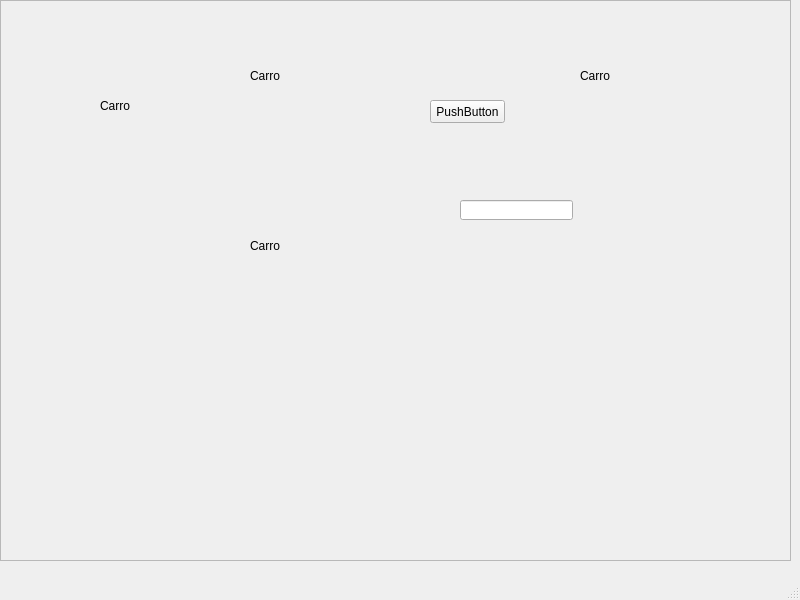
Qt form PrimeraPrograED/mainwindow.ui (TheCsarbeat/Progra_1_ED) before a commit.
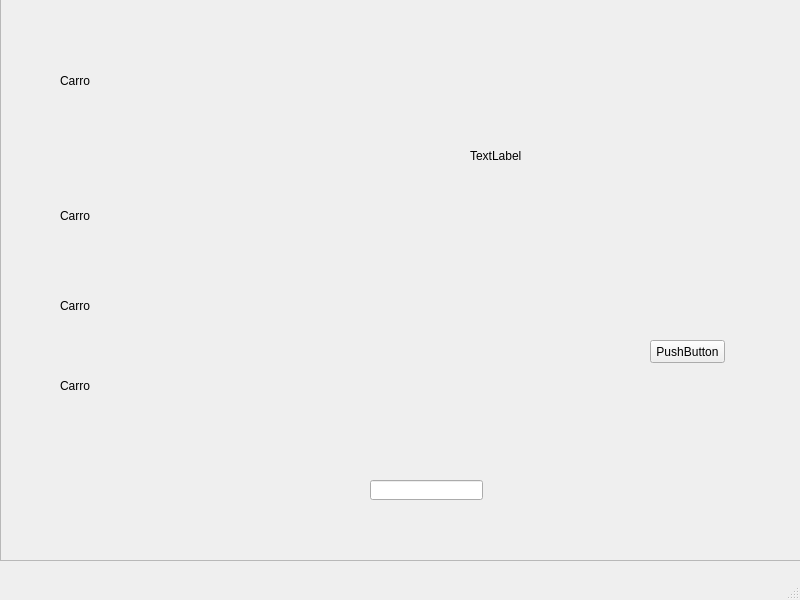
The same form after that commit.

What changed in the file:
```diff
--- a/PrimeraPrograED/mainwindow.ui
+++ b/PrimeraPrograED/mainwindow.ui
@@ -18,9 +18,9 @@
     <property name="geometry">
      <rect>
       <x>0</x>
-      <y>0</y>
-      <width>791</width>
-      <height>561</height>
+      <y>-10</y>
+      <width>801</width>
+      <height>571</height>
      </rect>
     </property>
     <property name="frameShape">
@@ -32,10 +32,10 @@
     <widget class="QLabel" name="lbMezcladora1">
      <property name="geometry">
       <rect>
-       <x>250</x>
-       <y>50</y>
-       <width>71</width>
-       <height>51</height>
+       <x>60</x>
+       <y>180</y>
+       <width>301</width>
+       <height>91</height>
       </rect>
      </property>
      <property name="text">
@@ -45,10 +45,10 @@
     <widget class="QLabel" name="lbCarro">
      <property name="geometry">
       <rect>
-       <x>250</x>
-       <y>220</y>
-       <width>271</width>
-       <height>51</height>
+       <x>60</x>
+       <y>40</y>
+       <width>371</width>
+       <height>101</height>
       </rect>
      </property>
      <property name="text">
@@ -58,10 +58,10 @@
     <widget class="QLabel" name="lbMezcladora3">
      <property name="geometry">
       <rect>
-       <x>580</x>
-       <y>50</y>
-       <width>71</width>
-       <height>51</height>
+       <x>60</x>
+       <y>360</y>
+       <width>421</width>
+       <height>71</height>
       </rect>
      </property>
      <property name="text">
@@ -71,10 +71,10 @@
     <widget class="QLabel" name="lbMezcladora2">
      <property name="geometry">
       <rect>
-       <x>100</x>
-       <y>80</y>
-       <width>71</width>
-       <height>51</height>
+       <x>60</x>
+       <y>280</y>
+       <width>341</width>
+       <height>71</height>
       </rect>
      </property>
      <property name="text">
@@ -84,8 +84,8 @@
     <widget class="QPushButton" name="btnIniciar">
      <property name="geometry">
       <rect>
-       <x>430</x>
-       <y>100</y>
+       <x>650</x>
+       <y>350</y>
        <width>75</width>
        <height>23</height>
       </rect>
@@ -97,13 +97,26 @@
     <widget class="QLineEdit" name="lineEdit">
      <property name="geometry">
       <rect>
-       <x>460</x>
-       <y>200</y>
+       <x>370</x>
+       <y>490</y>
        <width>113</width>
        <height>20</height>
       </rect>
      </property>
     </widget>
+    <widget class="QLabel" name="lbCola">
+     <property name="geometry">
+      <rect>
+       <x>470</x>
+       <y>40</y>
+       <width>311</width>
+       <height>251</height>
+      </rect>
+     </property>
+     <property name="text">
+      <string>TextLabel</string>
+     </property>
+    </widget>
    </widget>
   </widget>
   <widget class="QMenuBar" name="menubar">
```
Left out of the diff: 6 changed lines with no effect on the pictures.
